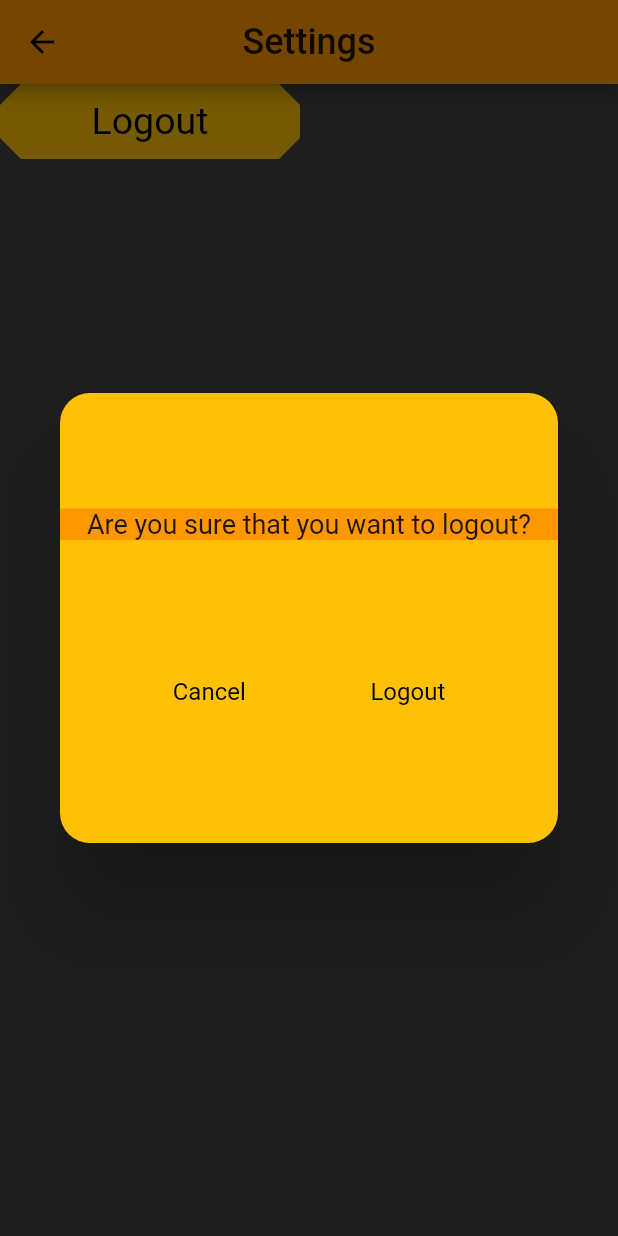
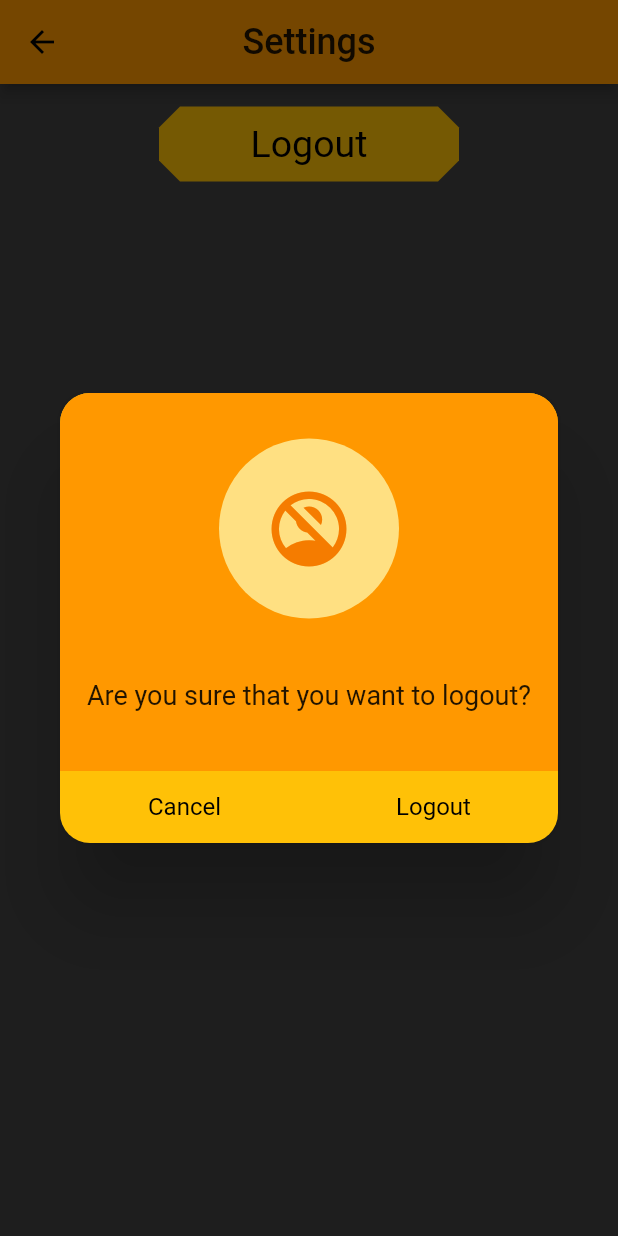
Before and after one commit to MermertH/economiser, a Flutter app: the SettingsPage screen opened directly, after a tap on "Logout", on a phone screen of 412 x 824 dp. Run offline on Flutter 3.47's test engine with Material 2 defaults, Android fonts, the phone set to English and light mode, and no system bars; our stand-ins replace cloud_firestore, firebase_auth, firebase_core, jiffy; accounts and stored records are empty.

Commit message:
successful logout

```diff
--- a/lib/PopUps/logout_verification.dart
+++ b/lib/PopUps/logout_verification.dart
@@ -14,18 +14,46 @@ class LogoutVerificationDialog extends StatelessWidget {
         child: Column(
           mainAxisAlignment: MainAxisAlignment.spaceEvenly,
           children: [
-            Container(
+            Expanded(
+              child: Container(
+                decoration: BoxDecoration(
                   color: Colors.orange,
-              child: Center(
+                  borderRadius: BorderRadius.only(
+                      topLeft: Radius.circular(20),
+                      topRight: Radius.circular(20)),
+                ),
+                child: Column(
+                  mainAxisAlignment: MainAxisAlignment.spaceEvenly,
+                  children: [
+                    FittedBox(
+                      fit: BoxFit.fitHeight,
+                      clipBehavior: Clip.hardEdge,
+                      child: CircleAvatar(
+                        backgroundColor: Colors.amber[200],
+                        radius: 60,
+                        child: Icon(
+                          Icons.no_accounts_rounded,
+                          size: 60,
+                        ),
+                      ),
+                    ),
+                    Center(
+                        child: Padding(
+                      padding: const EdgeInsets.all(10.0),
                       child: Text(
                         'Are you sure that you want to logout?',
                         style: TextStyle(fontSize: 18),
+                      ),
                     )),
+                  ],
+                ),
+              ),
             ),
             Row(
               mainAxisAlignment: MainAxisAlignment.spaceEvenly,
               children: [
-                TextButton(
+                Expanded(
+                  child: TextButton(
                     style: TextButton.styleFrom(
                         primary: Colors.black,
                         textStyle: TextStyle(
@@ -35,11 +63,13 @@ class LogoutVerificationDialog extends StatelessWidget {
                           borderRadius: BorderRadius.circular(20),
                         )),
                     onPressed: () {
-                    Navigator.of(context).pop();
+                      Navigator.of(context).pop(false);
                     },
                     child: Text('Cancel'),
                   ),
-                TextButton(
+                ),
+                Expanded(
+                  child: TextButton(
                     style: TextButton.styleFrom(
                         primary: Colors.black,
                         textStyle: TextStyle(
@@ -50,9 +80,10 @@ class LogoutVerificationDialog extends StatelessWidget {
                         )),
                     onPressed: () {
                       FirebaseAuth.instance.signOut();
-                    Navigator.of(context).pop();
+                      Navigator.of(context).pop(true);
                     },
                     child: Text('Logout'),
+                  ),
                 ),
               ],
             )
--- a/lib/SettingsPage/Settings.dart
+++ b/lib/SettingsPage/Settings.dart
@@ -1,3 +1,5 @@
+import 'package:economiser/main.dart';
+
 import '/PopUps/logout_verification.dart';
 import 'package:flutter/material.dart';
 
@@ -13,13 +15,22 @@ class SettingsPage extends StatelessWidget {
         ),
         centerTitle: true,
       ),
-      body: Column(
+      body: Center(
+        child: Column(
           children: [
-          TextButton(
+            Padding(
+              padding: const EdgeInsets.all(15.0),
+              child: TextButton(
                 onPressed: () {
                   showDialog(
                           context: context,
-                  builder: (context) => LogoutVerificationDialog());
+                          builder: (context) => LogoutVerificationDialog())
+                      .then((value) {
+                    if (value == true) {
+                      Navigator.of(context).pushReplacement(
+                          MaterialPageRoute(builder: (context) => MyApp()));
+                    }
+                  });
                 },
                 child: const Text('Logout'),
                 style: TextButton.styleFrom(
@@ -31,7 +42,9 @@ class SettingsPage extends StatelessWidget {
                     textStyle: const TextStyle(fontSize: 25),
                     fixedSize: Size(200, 50)),
               ),
+            ),
           ],
+        ),
       ),
     );
   }
```
Also changed, not shown: pubspec.lock. Lines whose indentation alone changed are shown as unchanged.
